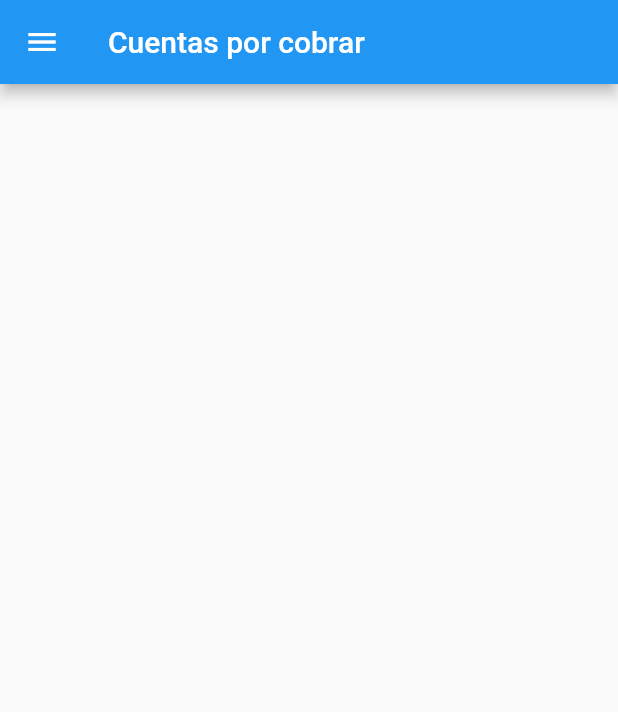
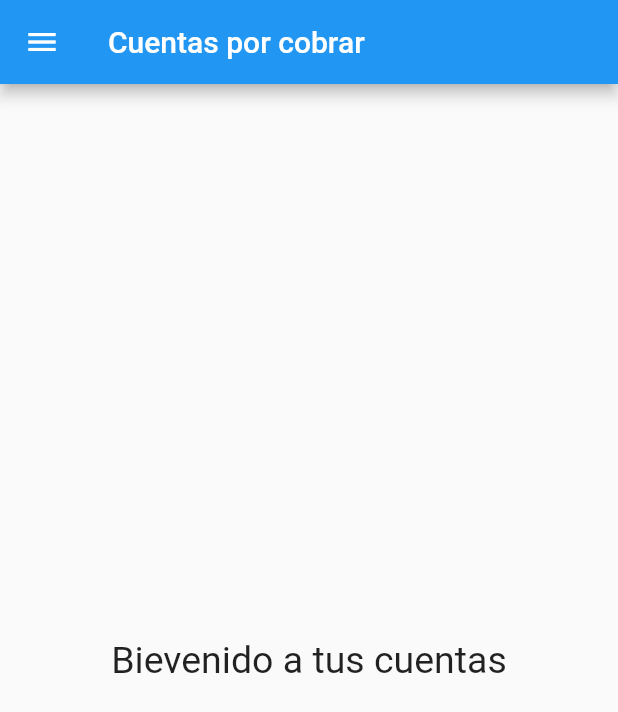
Before and after one commit to darkgouhzer/cuentasporcobrarApp, a Flutter app: the screen it shows after launch, on a phone screen of 412 x 824 dp. Shown: the top 712 px of the screen. Run offline on Flutter 3.47's test engine with Material 2 defaults, Android fonts, the phone set to English and light mode, and no system bars.

Commit message:
Se agregan descripciones en homepage y menú

```diff
--- a/cuentasxcobrarapp/lib/src/pages/home_page.dart
+++ b/cuentasxcobrarapp/lib/src/pages/home_page.dart
@@ -8,13 +8,40 @@ class HomePage extends StatelessWidget {
         title: Text('Cuentas por cobrar'),
       ),
       drawer: _crearMenu(),
-      body: Column(),
+      body:Row(
+        mainAxisAlignment: MainAxisAlignment.center,
+       children: <Widget>[
+          Column(
+            mainAxisAlignment:MainAxisAlignment.center,
+            children: <Widget>[
+              Center(
+                child: Text('Bievenido a tus cuentas',
+                style: TextStyle( fontSize: 25),)
+              )
+
+            ],
+          ),
+       ],
+      )
 
     );
   }
 
   Drawer _crearMenu() {
 
-    return Drawer();
+    final textStyle = TextStyle(fontSize: 25, );
+
+    return Drawer(
+      child: SafeArea(
+        child:Column(
+          crossAxisAlignment: CrossAxisAlignment.start,
+          children: <Widget>[
+            Text('Inicio', style: textStyle,),
+            Text('Personas', style: textStyle,),
+            Text('Cuentas x cobrar', style: textStyle,)
+          ],
+        )
+      ),
+    );
   }
 }
```
Also changed, not shown: 2 other files.
